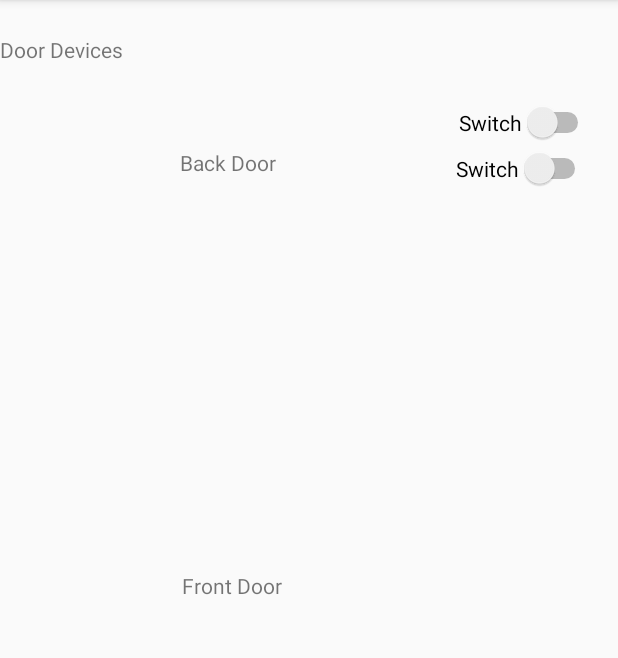
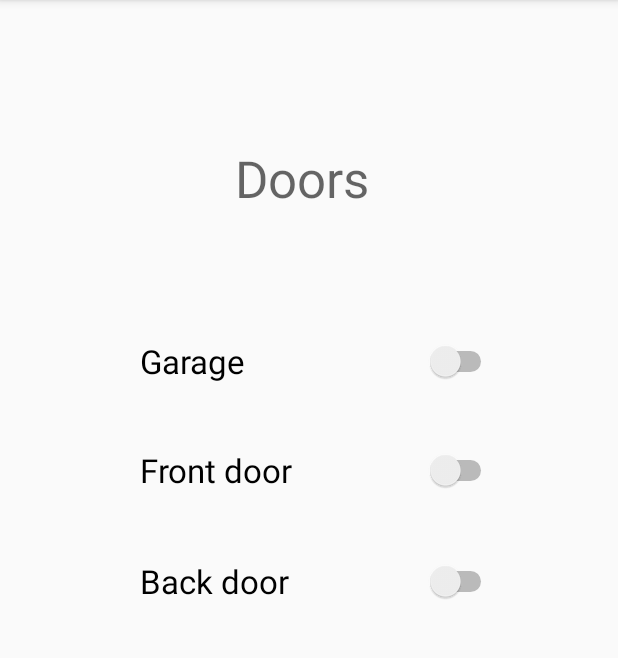
Before and after one commit to Sharatgm/alert_me, an Android app: the DoorsActivity screen opened directly, with no data from a screen before it, on a phone screen of 412 x 824 dp, the part 84-742 px from its top. Run offline under Robolectric (Android 15) with nearby library versions, the phone set to English and light mode, and no system bars.

Commit message:
Made it prettier for presentation 2

```diff
--- a/app/src/main/res/layout/activity_doors.xml
+++ b/app/src/main/res/layout/activity_doors.xml
@@ -6,64 +6,85 @@
     android:layout_height="match_parent"
     tools:context=".DoorsActivity">
 
-    <include android:id="@+id/toolbar"
-        layout="@layout/toolbar" />
+    <include
+        android:id="@+id/toolbar"
+        layout="@layout/toolbar"
+        android:layout_height="51dp"
+        tools:layout_editor_absoluteX="32dp"
+        tools:layout_editor_absoluteY="0dp" />
 
     <Switch
         android:id="@+id/switch1"
-        android:layout_width="wrap_content"
-        android:layout_height="wrap_content"
-        android:layout_marginEnd="16dp"
-        android:layout_marginTop="124dp"
-        android:text="Switch"
+        style="style/Widget.CompoundButton.Switch"
+        android:layout_width="238dp"
+        android:layout_height="49dp"
+        android:layout_marginBottom="8dp"
+        android:layout_marginEnd="8dp"
+        android:layout_marginStart="8dp"
+        android:layout_marginTop="8dp"
+        android:switchTextAppearance="@style/TextAppearance.AppCompat.Display1"
+        android:text="Back door"
+        android:textAppearance="@style/TextAppearance.AppCompat.Large.Inverse"
+        app:layout_constraintBottom_toBottomOf="parent"
         app:layout_constraintEnd_toEndOf="parent"
-        app:layout_constraintStart_toEndOf="@+id/textView"
-        app:layout_constraintTop_toTopOf="parent" />
+        app:layout_constraintHorizontal_bias="0.538"
+        app:layout_constraintStart_toStartOf="parent"
+        app:layout_constraintTop_toTopOf="@+id/toolbar"
+        app:layout_constraintVertical_bias="0.541" />
+
+    <Switch
+        android:id="@+id/switch5"
+        style="style/Widget.CompoundButton.Switch"
+        android:layout_width="238dp"
+        android:layout_height="49dp"
+        android:layout_marginBottom="8dp"
+        android:layout_marginEnd="8dp"
+        android:layout_marginStart="8dp"
+        android:layout_marginTop="8dp"
+        android:switchTextAppearance="@style/TextAppearance.AppCompat.Display1"
+        android:text="Front door"
+        android:textAppearance="@style/TextAppearance.AppCompat.Large.Inverse"
+        app:layout_constraintBottom_toBottomOf="parent"
+        app:layout_constraintEnd_toEndOf="parent"
+        app:layout_constraintHorizontal_bias="0.538"
+        app:layout_constraintStart_toStartOf="parent"
+        app:layout_constraintTop_toTopOf="parent"
+        app:layout_constraintVertical_bias="0.444" />
+
+    <Switch
+        android:id="@+id/switch4"
+        style="style/Widget.CompoundButton.Switch"
+        android:layout_width="238dp"
+        android:layout_height="49dp"
+        android:layout_marginBottom="8dp"
+        android:layout_marginEnd="8dp"
+        android:layout_marginStart="8dp"
+        android:layout_marginTop="8dp"
+        android:switchTextAppearance="@style/TextAppearance.AppCompat.Display1"
+        android:text="Garage"
+        android:textAppearance="@style/TextAppearance.AppCompat.Large.Inverse"
+        app:layout_constraintBottom_toBottomOf="parent"
+        app:layout_constraintEnd_toEndOf="parent"
+        app:layout_constraintHorizontal_bias="0.538"
+        app:layout_constraintStart_toStartOf="parent"
+        app:layout_constraintTop_toTopOf="@+id/toolbar"
+        app:layout_constraintVertical_bias="0.348" />
 
     <TextView
         android:id="@+id/textView"
-        android:layout_width="170dp"
-        android:layout_height="0dp"
-        android:layout_marginBottom="56dp"
+        android:layout_width="98dp"
+        android:layout_height="43dp"
+        android:layout_marginBottom="8dp"
+        android:layout_marginEnd="8dp"
         android:layout_marginStart="16dp"
-        android:text="Door Devices"
-        app:layout_constraintBottom_toTopOf="@+id/textView2"
-        app:layout_constraintStart_toEndOf="@+id/button3" />
-
-    <TextView
-        android:id="@+id/textView2"
-        android:layout_width="0dp"
-        android:layout_height="0dp"
-        android:layout_marginEnd="24dp"
-        android:layout_marginStart="120dp"
-        android:text="Back Door"
-        app:layout_constraintBottom_toBottomOf="@+id/switch2"
-        app:layout_constraintEnd_toStartOf="@+id/switch2"
+        android:layout_marginTop="8dp"
+        android:text="Doors"
+        android:textAppearance="@style/TextAppearance.AppCompat.Display1"
+        app:layout_constraintBottom_toBottomOf="parent"
+        app:layout_constraintEnd_toEndOf="parent"
+        app:layout_constraintHorizontal_bias="0.484"
         app:layout_constraintStart_toStartOf="parent"
-        app:layout_constraintTop_toTopOf="@+id/switch2"
-        app:layout_constraintVertical_bias="0.0" />
-
-    <TextView
-        android:id="@+id/textView"
-        android:layout_width="0dp"
-        android:layout_height="23dp"
-        android:layout_marginBottom="364dp"
-        android:layout_marginEnd="24dp"
-        android:layout_marginStart="121dp"
-        android:text="Front Door"
-        app:layout_constraintBottom_toBottomOf="parent"
-        app:layout_constraintEnd_toStartOf="@+id/switch1"
-        app:layout_constraintStart_toStartOf="parent" />
-
-    <Switch
-        android:id="@+id/switch2"
-        android:layout_width="wrap_content"
-        android:layout_height="wrap_content"
-        android:layout_marginEnd="18dp"
-        android:layout_marginTop="3dp"
-        android:text="Switch"
-        app:layout_constraintEnd_toEndOf="parent"
-        app:layout_constraintStart_toEndOf="@+id/textView2"
-        app:layout_constraintTop_toBottomOf="@+id/switch1" />
+        app:layout_constraintTop_toTopOf="parent"
+        app:layout_constraintVertical_bias="0.188" />
 
 </android.support.constraint.ConstraintLayout>
--- a/app/src/main/res/layout/activity_main.xml
+++ b/app/src/main/res/layout/activity_main.xml
@@ -4,6 +4,7 @@
     xmlns:tools="http://schemas.android.com/tools"
     android:layout_width="match_parent"
     android:layout_height="match_parent"
+    android:background="@color/white"
     tools:context=".MainActivity">
 
     <include android:id="@+id/toolbar"
```
Also changed, not shown: app/src/main/res/layout/activity_login.xml (+5 -3 lines), app/src/main/res/layout/activity_prox.xml (+58 -15 lines).
